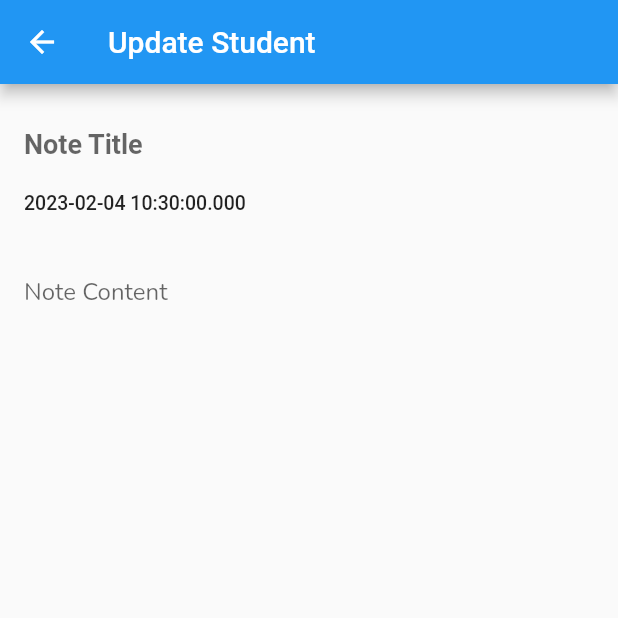
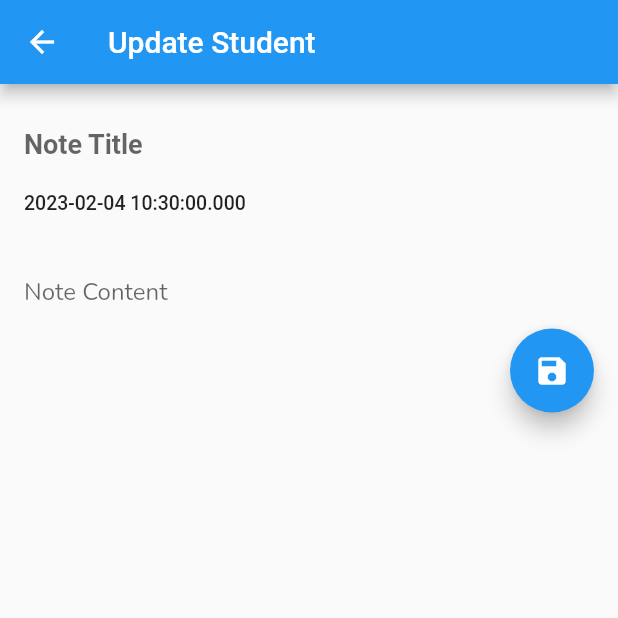
Before and after one commit to SimantoTareq/CURD-Firebase, a Flutter app: the noteReaderScreen screen opened directly with empty values, on a phone screen of 412 x 824 dp, the top half of it. Run offline on Flutter 3.47's test engine with Material 2 defaults, Android fonts, the phone set to English and light mode, and no system bars; our stand-ins replace cloud_firestore, firebase_core, flutter_slidable, google_fonts; accounts and stored records are empty.

Commit message:
update page done

```diff
--- a/curd/lib/pages/note_reader.dart
+++ b/curd/lib/pages/note_reader.dart
@@ -58,8 +58,11 @@ class _noteReaderScreenState extends State<noteReaderScreen> {
         var title = data!['title'];
         var note_content = data['note_content'];
 
-        return Padding(
+        return Container(
+          height: double.infinity,
+          child: Padding(
             padding: const EdgeInsets.all(16.0),
+            child: SingleChildScrollView(
               child: Column(
                 crossAxisAlignment: CrossAxisAlignment.start,
                 children: [
@@ -95,7 +98,25 @@ class _noteReaderScreenState extends State<noteReaderScreen> {
                     onChanged: (value) => note_content = value,
                     style: Appstyle.mainContent,
                   ),
+                  Align(
+                    alignment: Alignment.bottomRight,
+                    child: FloatingActionButton(
+                      onPressed: () {
+                        // Validate returns true if the form is valid, otherwise false.
+
+                        updateUser(
+                          widget.id,
+                          title,
+                          note_content,
+                        );
+                        Navigator.pop(context);
+                      },
+                      child: Icon(Icons.save),
+                    ),
+                  )
                 ],
+              ),
+            ),
           ),
         );
       },
```
Also changed, not shown: curd/lib/pages/listStudent2.dart (+12 -2 lines). Lines whose indentation alone changed are shown as unchanged.
